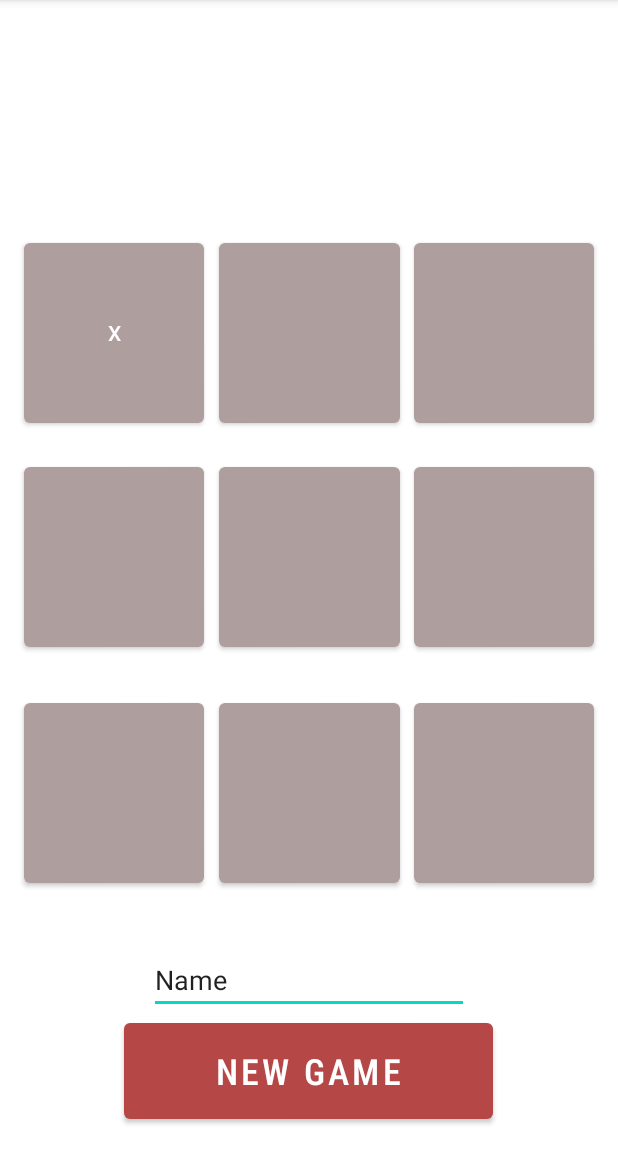
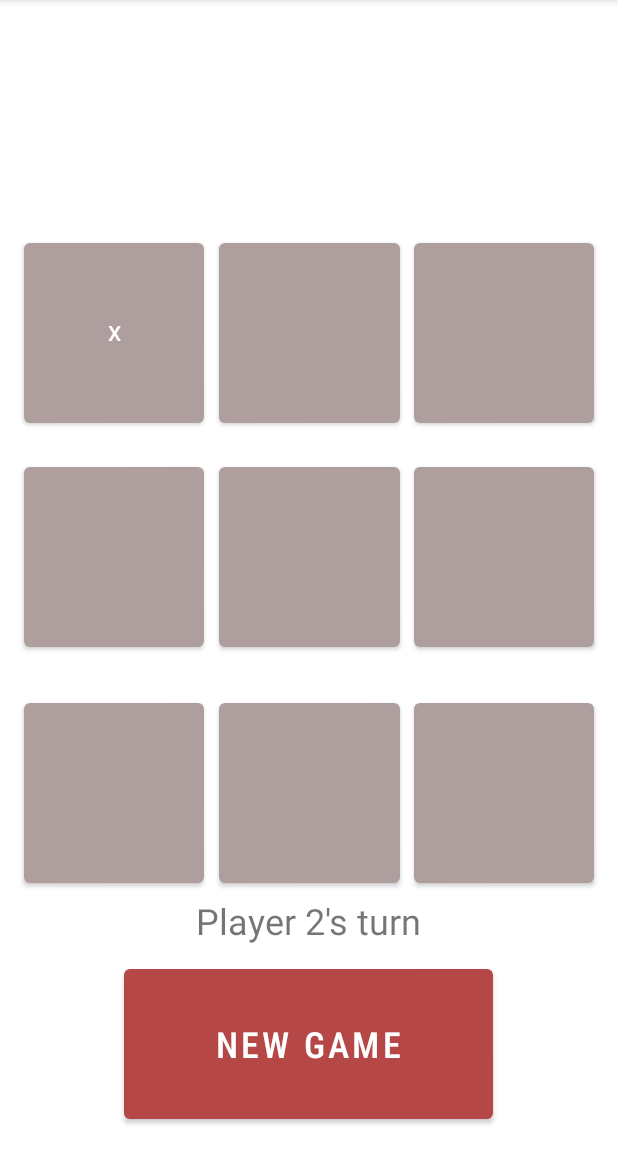
Before and after one commit to melyman95/Tic-Tac-Toe, an Android app: the screen it shows after launch (MainActivity), after a tap on an icon or button, on a phone screen of 412 x 824 dp, the part 84-1236 px from its top. Run offline under Robolectric (Android 15) with nearby library versions, the phone set to English and light mode, and no system bars; 1 other tap on this screen came first.

Commit message:
now displays whose turn it is

```diff
--- a/app/src/main/java/com/example/tic_tac_toe/MainActivity.java
+++ b/app/src/main/java/com/example/tic_tac_toe/MainActivity.java
@@ -5,12 +5,7 @@ import androidx.appcompat.app.AppCompatActivity;
 import android.os.Bundle;
 import android.view.View;
 import android.widget.Button;
-import android.widget.EditText;
 import android.widget.TextView;
-
-import org.w3c.dom.Text;
-
-import java.util.Random;
 
 public class MainActivity extends AppCompatActivity implements View.OnClickListener {
 
@@ -18,7 +13,7 @@ public class MainActivity extends AppCompatActivity implements View.OnClickListe
     private boolean isPlayerOnesTurn = true;
     private boolean isPlayerTwosTurn = false;
 
-    TextView turnText;
+    public TextView turnText;
 
     private Button[][] gameButtons = new Button[3][3];
     private int turnCount;
@@ -51,6 +46,8 @@ public class MainActivity extends AppCompatActivity implements View.OnClickListe
                 turnCount = 0;
             }
         });
+
+        turnText = findViewById(R.id.turnText);
     }
     /**
      * Called when a view has been clicked.
@@ -65,10 +62,12 @@ public class MainActivity extends AppCompatActivity implements View.OnClickListe
         }
 
         if (isPlayerOnesTurn) {
+            turnText.setText("Player 1's turn");
             ((Button)v).setText("X");
             switchTurns();
         }
         else {
+            turnText.setText("Player 2's turn");
             ((Button)v).setText("O");
             switchTurns();
         }
@@ -80,11 +79,13 @@ public class MainActivity extends AppCompatActivity implements View.OnClickListe
         if (isPlayerOnesTurn == true) {
             isPlayerOnesTurn = false;
             isPlayerTwosTurn = true;
+            turnText.setText("Player 2's turn");
         }
 
         else if (isPlayerTwosTurn == true) {
             isPlayerTwosTurn = false;
             isPlayerOnesTurn = true;
+            turnText.setText("Player 1's turn");
         }
     }
 
@@ -94,5 +95,6 @@ public class MainActivity extends AppCompatActivity implements View.OnClickListe
                 gameButtons[i][j].setText("");
             }
         }
+        turnText.setText("Player 1's turn");
     }
 }
--- a/app/src/main/res/layout/activity_main.xml
+++ b/app/src/main/res/layout/activity_main.xml
@@ -2,6 +2,7 @@
 <androidx.constraintlayout.widget.ConstraintLayout xmlns:android="http://schemas.android.com/apk/res/android"
     xmlns:app="http://schemas.android.com/apk/res-auto"
     xmlns:tools="http://schemas.android.com/tools"
+    android:id="@+id/mainlayout"
     android:layout_width="match_parent"
     android:layout_height="match_parent"
     tools:context=".MainActivity">
@@ -130,21 +131,10 @@
         app:layout_constraintStart_toEndOf="@+id/button21"
         app:layout_constraintTop_toBottomOf="@+id/button12" />
 
-    <EditText
-        android:id="@+id/turnText"
-        android:layout_width="wrap_content"
-        android:layout_height="wrap_content"
-        android:ems="10"
-        android:inputType="textPersonName"
-        android:text="Name"
-        app:layout_constraintBottom_toTopOf="@+id/newGameButton"
-        app:layout_constraintEnd_toEndOf="parent"
-        app:layout_constraintStart_toStartOf="parent" />
-
     <Button
         android:id="@+id/newGameButton"
         android:layout_width="246dp"
-        android:layout_height="76dp"
+        android:layout_height="0dp"
         android:layout_marginBottom="16dp"
         android:fontFamily="sans-serif-condensed-medium"
         android:text="New Game"
@@ -153,5 +143,19 @@
         app:layout_constraintBottom_toBottomOf="parent"
         app:layout_constraintEnd_toEndOf="parent"
         app:layout_constraintHorizontal_bias="0.498"
-        app:layout_constraintStart_toStartOf="parent" />
+        app:layout_constraintStart_toStartOf="parent"
+        app:layout_constraintTop_toBottomOf="@+id/turnText" />
+
+    <TextView
+        android:id="@+id/turnText"
+        android:layout_width="wrap_content"
+        android:layout_height="wrap_content"
+        android:layout_marginTop="597dp"
+        android:layout_marginBottom="10dp"
+        android:text='""'
+        android:textSize="24sp"
+        app:layout_constraintBottom_toTopOf="@+id/newGameButton"
+        app:layout_constraintEnd_toEndOf="parent"
+        app:layout_constraintStart_toStartOf="parent"
+        app:layout_constraintTop_toTopOf="parent" />
 </androidx.constraintlayout.widget.ConstraintLayout>
```
Also changed, not shown: 1 other file.
